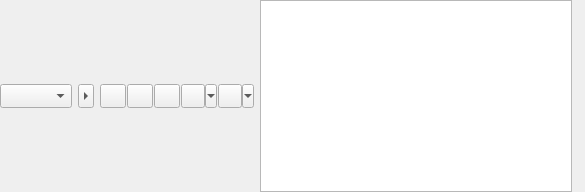
Old version of the form src/qtui/ui/inputwidget.ui in the repository quassel/quassel.
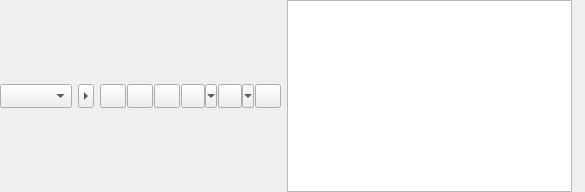
New version of the form. Icons and pictures are not drawn. Custom widgets are drawn as their Qt base class.

Commit message:
client: Add input tooltips, clear format, cleanup
Add tooltips to all of the input widget items, improving
accessibility for otherwise icon-only buttons and menus.

Add button to clear formatting, making it easy to immediately remove
all those garish foreground and background colors you added, and the
italic/bold/underline, too.

Cleanup formatting options into distinct functions, paving the way
for external signals changing formatting.

```diff
--- a/src/qtui/ui/inputwidget.ui
+++ b/src/qtui/ui/inputwidget.ui
@@ -27,7 +27,7 @@
   </property>
   <layout class="QHBoxLayout" name="horizontalLayout">
    <property name="spacing">
-    <number>-1</number>
+    <number>6</number>
    </property>
    <property name="margin">
     <number>0</number>
@@ -264,6 +264,43 @@
         </property>
        </widget>
       </item>
+      <item>
+       <widget class="QToolButton" name="clearButton">
+        <property name="enabled">
+         <bool>true</bool>
+        </property>
+        <property name="sizePolicy">
+         <sizepolicy hsizetype="Fixed" vsizetype="Fixed">
+          <horstretch>0</horstretch>
+          <verstretch>0</verstretch>
+         </sizepolicy>
+        </property>
+        <property name="minimumSize">
+         <size>
+          <width>26</width>
+          <height>24</height>
+         </size>
+        </property>
+        <property name="maximumSize">
+         <size>
+          <width>26</width>
+          <height>24</height>
+         </size>
+        </property>
+        <property name="toolTip">
+         <string>Clear formatting</string>
+        </property>
+        <property name="text">
+         <string/>
+        </property>
+        <property name="iconSize">
+         <size>
+          <width>16</width>
+          <height>16</height>
+         </size>
+        </property>
+       </widget>
+      </item>
      </layout>
     </widget>
    </item>
```
Left out of the diff: 40 changed lines with no effect on the pictures. The commit also changes 2 other files.
